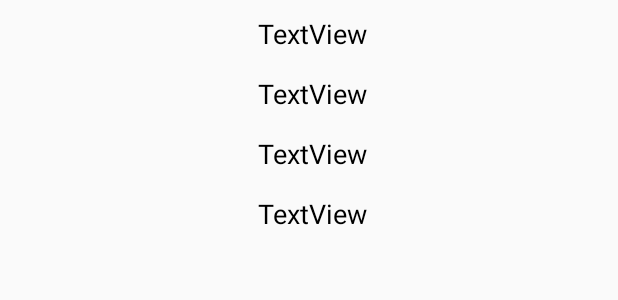
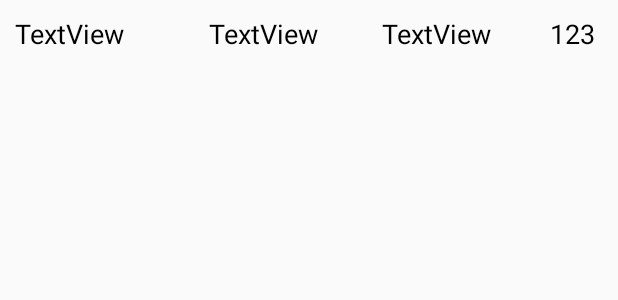
Before and after one commit to jayesslin/mystocks, an Android app: the layout stock_item.xml on its own in the app's theme, with its tools: preview values and no code run, on a phone screen of 412 x 824 dp. Shown: the top 300 px of the screen. Run offline under Robolectric (Android 15) with nearby library versions, the phone set to English and light mode, and no system bars.

Commit message:
更改列表样式

```diff
--- a/app/src/main/java/com/team3/ms/mystocks/entity/stocklist.java
+++ b/app/src/main/java/com/team3/ms/mystocks/entity/stocklist.java
@@ -53,7 +53,7 @@ public class stocklist {
 
 
 
-    public stocklist(String gid,String name,String lastestpri, String limit){
+    public stocklist(String name,String gid,String lastestpri, String limit){
         this.gid=gid;
         this.name=name;
 
--- a/app/src/main/java/com/team3/ms/mystocks/tools/stockAdapter.java
+++ b/app/src/main/java/com/team3/ms/mystocks/tools/stockAdapter.java
@@ -46,10 +46,11 @@ return stockList.size();
         TextView txt_limit= (TextView) convertView.findViewById(R.id.stocklimit);
         TextView txt_symbol= (TextView) convertView.findViewById(R.id.stocksym);
 
-        txt_title.setText(stockList.get(position).getGid());
+        txt_title.setText(stockList.get(position).getname());
         txt_Lastpri.setText(stockList.get(position).getLastestpri());
         txt_limit.setText(stockList.get(position).getLimit());
-        txt_symbol.setText(stockList.get(position).getname());
+        txt_symbol.setText(stockList.get(position).getGid());
+
 
         return convertView;
     }
--- a/app/src/main/java/com/team3/ms/mystocks/view/Allstocks.java
+++ b/app/src/main/java/com/team3/ms/mystocks/view/Allstocks.java
@@ -111,7 +111,7 @@ public class Allstocks extends AppCompatActivity {
                         String uppic =a.getString("high");
                         String limit =a.getString("chg");
 
-                        stocklist stock=new stocklist(name,gid,lastestpri,limit);
+                        stocklist stock=new stocklist(gid,openpri,lastestpri,limit);
 
 
                         stock_list.add(stock);
--- a/app/src/main/res/layout/stock_item.xml
+++ b/app/src/main/res/layout/stock_item.xml
@@ -3,25 +3,26 @@
     xmlns:app="http://schemas.android.com/apk/res-auto"
     xmlns:tools="http://schemas.android.com/tools"
     android:layout_width="match_parent"
-    android:orientation="vertical"
+    android:orientation="horizontal"
     android:layout_height="match_parent">
 
     <TextView
         android:id="@+id/stocktitle"
-        android:layout_width="match_parent"
+        android:layout_width="100dp"
         android:layout_height="wrap_content"
         android:layout_marginLeft="10dp"
         android:layout_marginTop="10dp"
         android:layout_marginRight="5dp"
         android:layout_marginBottom="5dp"
 
-        android:gravity="center_horizontal"
+
         android:textColor="#000"
         android:textSize="18sp"
      android:text="@string/textview" />
+
     <TextView
         android:id="@+id/stocksym"
-        android:layout_width="match_parent"
+        android:layout_width="100dp"
         android:layout_height="wrap_content"
         android:layout_marginLeft="10dp"
         android:layout_marginTop="10dp"
@@ -32,19 +33,22 @@
         android:textColor="#000"
         android:textSize="18sp"
         android:text="@string/textview" />
+
     <TextView
-        android:id="@+id/stockLastpri"
-        android:layout_width="match_parent"
-        android:layout_height="wrap_content"
-        android:layout_marginLeft="10dp"
-        android:layout_marginTop="10dp"
-        android:layout_marginRight="5dp"
-        android:layout_marginBottom="5dp"
+    android:id="@+id/stockLastpri"
+    android:layout_width="100dp"
+    android:layout_height="wrap_content"
+    android:layout_marginLeft="10dp"
+    android:layout_marginTop="10dp"
+    android:layout_marginRight="5dp"
+    android:layout_marginBottom="5dp"
 
-        android:gravity="center_horizontal"
-        android:textColor="#000"
-        android:textSize="18sp"
-        android:text="@string/textview" />
+    android:gravity="center_horizontal"
+    android:textColor="#000"
+    android:textSize="18sp"
+    android:text="@string/textview" />
+
+
     <TextView
         android:id="@+id/stocklimit"
         android:layout_width="match_parent"
@@ -57,7 +61,7 @@
         android:gravity="center_horizontal"
         android:textColor="#000"
         android:textSize="18sp"
-        android:text="@string/textview" />
+        android:text="123" />
 
 
 
```
Also changed, not shown: app/src/main/AndroidManifest.xml (+6 -1 lines), app/src/main/res/layout/allstocks.xml (+19 -0 lines).
